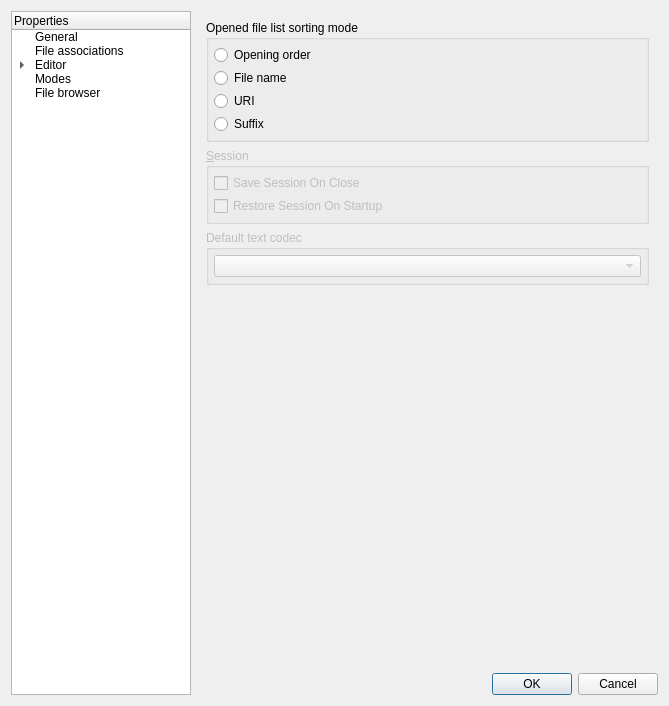
First picture: the form in mks/ui/UISettings.ui, repository andreikop/enki, before the edit.
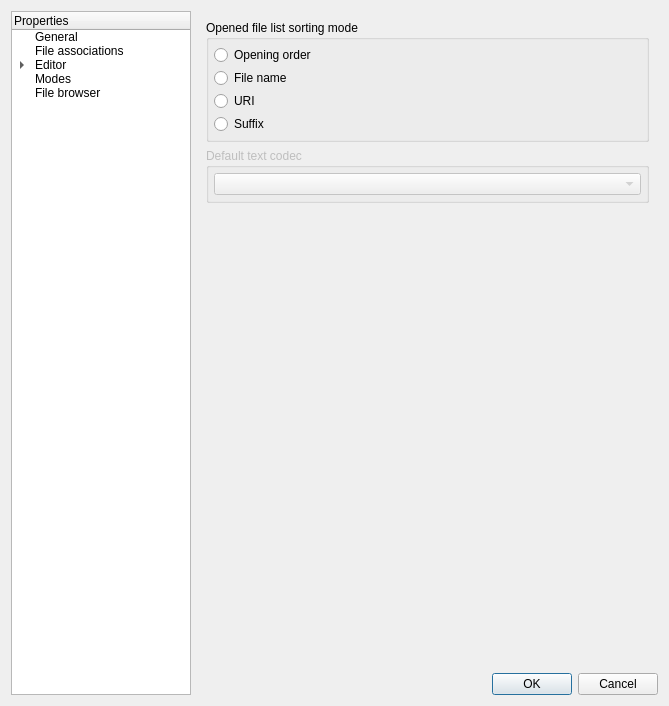
Second picture: the form after the edit. The open tabs and pages were chosen to show the change. Custom widgets are drawn as their Qt base class.

Patch:
```diff
--- a/mks/ui/UISettings.ui
+++ b/mks/ui/UISettings.ui
@@ -153,38 +153,6 @@
            </layout>
           </widget>
          </item>
-         <item>
-          <widget class="QGroupBox" name="gbSession">
-           <property name="enabled">
-            <bool>false</bool>
-           </property>
-           <property name="title">
-            <string>&amp;Session</string>
-           </property>
-           <layout class="QVBoxLayout">
-            <property name="spacing">
-             <number>3</number>
-            </property>
-            <property name="margin">
-             <number>5</number>
-            </property>
-            <item>
-             <widget class="QCheckBox" name="cbSaveSession">
-              <property name="text">
-               <string>Save Session On Close</string>
-              </property>
-             </widget>
-            </item>
-            <item>
-             <widget class="QCheckBox" name="cbRestoreSession">
-              <property name="text">
-               <string>Restore Session On Startup</string>
-              </property>
-             </widget>
-            </item>
-           </layout>
-          </widget>
-         </item>
          <item>
           <widget class="QGroupBox" name="gbDefaultCodec">
            <property name="enabled">
```
Left out of the diff: 6 changed lines with no effect on the pictures.
